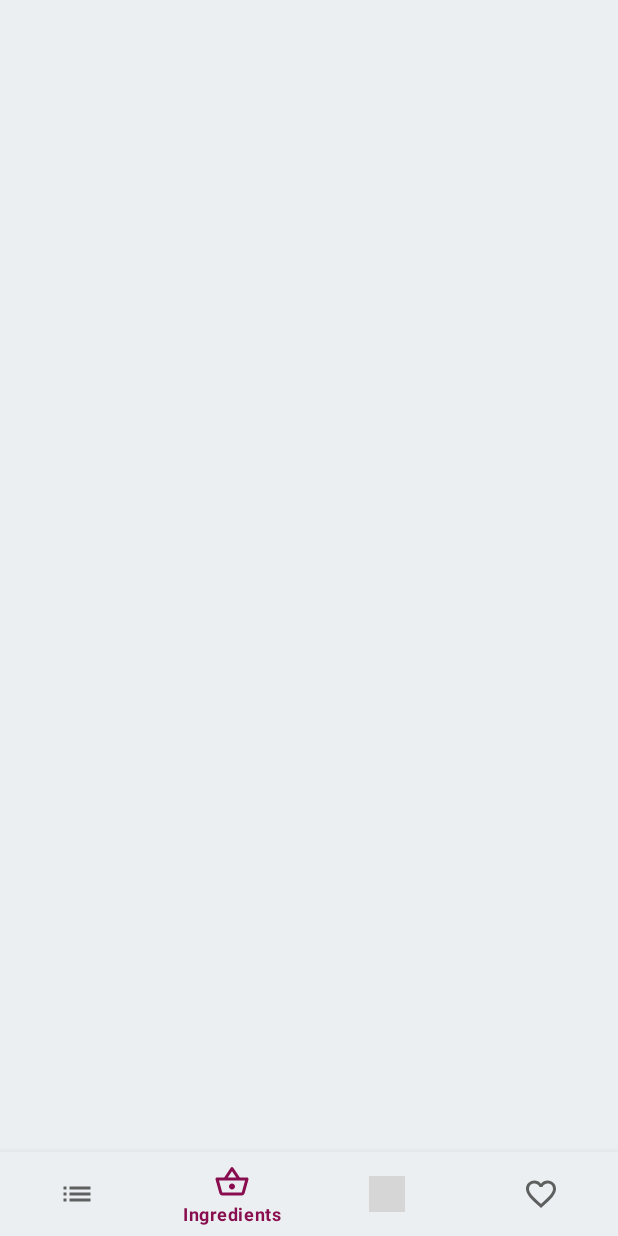
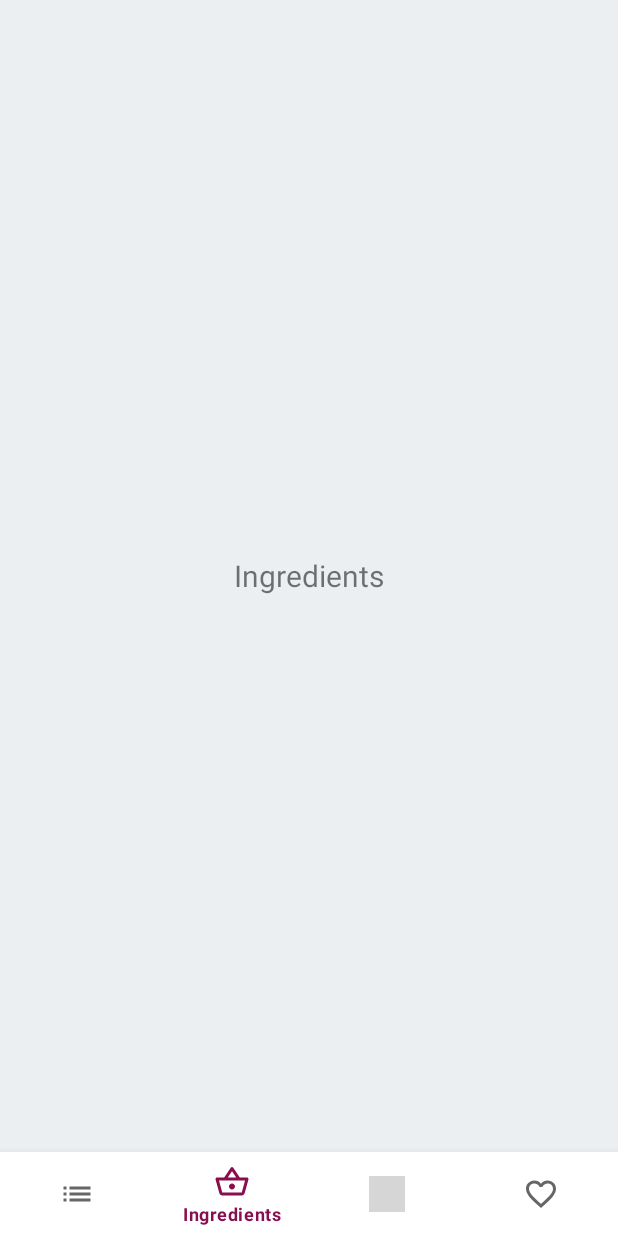
Before and after one commit to krygo-dev/CocktailsRecipesApp, an Android app: the screen it shows after launch (StartupActivity), item 2 of the bottom bar chosen, on a phone screen of 412 x 824 dp. Run offline under Robolectric (Android 15) with nearby library versions, the phone set to English and light mode, and no system bars; our stand-ins replace navigation-ui; grey boxes are pictures that could not be loaded.

Commit message:
Fragments setup with navigation graph

```diff
--- a/app/src/main/java/com/krygodev/coctailsrecipesapp/StartupActivity.kt
+++ b/app/src/main/java/com/krygodev/coctailsrecipesapp/StartupActivity.kt
@@ -2,10 +2,16 @@ package com.krygodev.coctailsrecipesapp
 
 import androidx.appcompat.app.AppCompatActivity
 import android.os.Bundle
+import androidx.navigation.findNavController
+import androidx.navigation.ui.setupWithNavController
+import kotlinx.android.synthetic.main.activity_startup.*
 
 class StartupActivity : AppCompatActivity() {
     override fun onCreate(savedInstanceState: Bundle?) {
         super.onCreate(savedInstanceState)
         setContentView(R.layout.activity_startup)
+
+        val navController = findNavController(R.id.fragmentContainer)
+        bottomNavigationView.setupWithNavController(navController)
     }
 }
--- /dev/null
+++ b/app/src/main/java/com/krygodev/coctailsrecipesapp/fragments/AllCoctailsFragment.kt
@@ -0,0 +1,19 @@
+package com.krygodev.coctailsrecipesapp.fragments
+
+import android.os.Bundle
+import android.view.LayoutInflater
+import android.view.View
+import android.view.ViewGroup
+import androidx.fragment.app.Fragment
+import com.krygodev.coctailsrecipesapp.R
+
+class AllCoctailsFragment : Fragment() {
+
+    override fun onCreateView(
+        inflater: LayoutInflater,
+        container: ViewGroup?,
+        savedInstanceState: Bundle?
+    ): View? {
+        return inflater.inflate(R.layout.fragment_all_coctails, container, false)
+    }
+}
--- /dev/null
+++ b/app/src/main/java/com/krygodev/coctailsrecipesapp/fragments/IngredientsFragment.kt
@@ -0,0 +1,19 @@
+package com.krygodev.coctailsrecipesapp.fragments
+
+import android.os.Bundle
+import android.view.LayoutInflater
+import android.view.View
+import android.view.ViewGroup
+import androidx.fragment.app.Fragment
+import com.krygodev.coctailsrecipesapp.R
+
+class IngredientsFragment : Fragment() {
+
+    override fun onCreateView(
+        inflater: LayoutInflater,
+        container: ViewGroup?,
+        savedInstanceState: Bundle?
+    ): View? {
+        return inflater.inflate(R.layout.fragment_ingredients, container, false)
+    }
+}
--- a/app/src/main/res/layout/activity_startup.xml
+++ b/app/src/main/res/layout/activity_startup.xml
@@ -7,12 +7,14 @@
     android:layout_height="match_parent"
     tools:context=".StartupActivity">
 
-    <androidx.fragment.app.FragmentContainerView
-        android:id="@+id/fragmentContainerStartup"
+
+    <fragment
+        android:id="@+id/fragmentContainer"
         android:name="androidx.navigation.fragment.NavHostFragment"
         android:layout_width="match_parent"
         android:layout_height="match_parent"
         app:defaultNavHost="true"
+        app:navGraph="@navigation/navigation_graph"
         android:layout_above="@id/bottomNavigationView"/>
 
     <com.google.android.material.bottomnavigation.BottomNavigationView
--- /dev/null
+++ b/app/src/main/res/layout/fragment_ingredients.xml
@@ -0,0 +1,13 @@
+<?xml version="1.0" encoding="utf-8"?>
+<RelativeLayout xmlns:android="http://schemas.android.com/apk/res/android"
+    android:layout_width="match_parent"
+    android:layout_height="match_parent">
+
+    <TextView
+        android:layout_width="wrap_content"
+        android:layout_height="wrap_content"
+        android:text="Ingredients"
+        android:textSize="20sp"
+        android:layout_centerInParent="true"/>
+
+</RelativeLayout>
--- a/app/src/main/res/menu/bottom_nav_menu.xml
+++ b/app/src/main/res/menu/bottom_nav_menu.xml
@@ -1,19 +1,19 @@
 <?xml version="1.0" encoding="utf-8"?>
 <menu xmlns:android="http://schemas.android.com/apk/res/android">
 
-    <item android:id="@+id/allCoctails"
+    <item android:id="@+id/allCoctailsFragment"
         android:title="@string/allCoctails"
         android:icon="@drawable/ic_all_coctails" />
 
-    <item android:id="@+id/coctailsIngredients"
+    <item android:id="@+id/ingredientsFragment"
         android:title="@string/coctailsIngredients"
         android:icon="@drawable/ic_ingredients" />
 
-    <item android:id="@+id/randomCoctail"
+    <item android:id="@+id/randomCoctailFragment"
         android:title="@string/randomCoctail"
         android:icon="@drawable/ic_random_coctail" />
 
-    <item android:id="@+id/favouriteCoctails"
+    <item android:id="@+id/favouriteCoctailsFragment"
         android:title="@string/favouriteCoctails"
         android:icon="@drawable/ic_favourite" />
 
--- /dev/null
+++ b/app/src/main/res/navigation/navigation_graph.xml
@@ -0,0 +1,32 @@
+<?xml version="1.0" encoding="utf-8"?>
+<navigation xmlns:android="http://schemas.android.com/apk/res/android"
+    xmlns:app="http://schemas.android.com/apk/res-auto"
+    xmlns:tools="http://schemas.android.com/tools"
+    android:id="@+id/navigation_graph"
+    app:startDestination="@id/allCoctailsFragment">
+
+    <fragment
+        android:id="@+id/allCoctailsFragment"
+        android:name="com.krygodev.coctailsrecipesapp.fragments.AllCoctailsFragment"
+        android:label="AllCoctailsFragment"
+        tools:layout="@layout/fragment_all_coctails"/>
+
+    <fragment
+        android:id="@+id/ingredientsFragment"
+        android:name="com.krygodev.coctailsrecipesapp.fragments.IngredientsFragment"
+        android:label="IngredientsFragment"
+        tools:layout="@layout/fragment_ingredients"/>
+
+    <fragment
+        android:id="@+id/randomCoctailFragment"
+        android:name="com.krygodev.coctailsrecipesapp.fragments.RandomCoctailFragment"
+        android:label="RandomCoctailFragment"
+        tools:layout="@layout/fragment_random_coctail"/>
+
+    <fragment
+        android:id="@+id/favouriteCoctailsFragment"
+        android:name="com.krygodev.coctailsrecipesapp.fragments.FavouriteCoctailsFragment"
+        android:label="FavouriteCoctailsFragment"
+        tools:layout="@layout/fragment_favourite_coctails"/>
+
+</navigation>
--- a/app/src/main/res/values/styles.xml
+++ b/app/src/main/res/values/styles.xml
@@ -5,9 +5,11 @@
         <item name="colorPrimary">@color/colorPrimary</item>
         <item name="colorPrimaryDark">@color/colorPrimaryDark</item>
         <item name="colorAccent">@color/colorAccent</item>
-        <item name="android:background">@color/colorBackground</item>
         <item name="android:windowBackground">@color/colorBackground</item>
+
+        <!-- Setting background color for all elements
         <item name="android:colorBackground">@color/colorBackground</item>
+        <item name="android:background">@color/colorBackground</item> -->
     </style>
 
 </resources>
```
Also changed, not shown: app/src/main/java/com/krygodev/coctailsrecipesapp/fragments/FavouriteCoctailsFragment.kt (added, +19 -0 lines), app/src/main/java/com/krygodev/coctailsrecipesapp/fragments/RandomCoctailFragment.kt (added, +19 -0 lines), app/src/main/res/layout/fragment_all_coctails.xml (added, +13 -0 lines), app/src/main/res/layout/fragment_favourite_coctails.xml (added, +13 -0 lines), app/src/main/res/layout/fragment_random_coctail.xml (added, +13 -0 lines).
